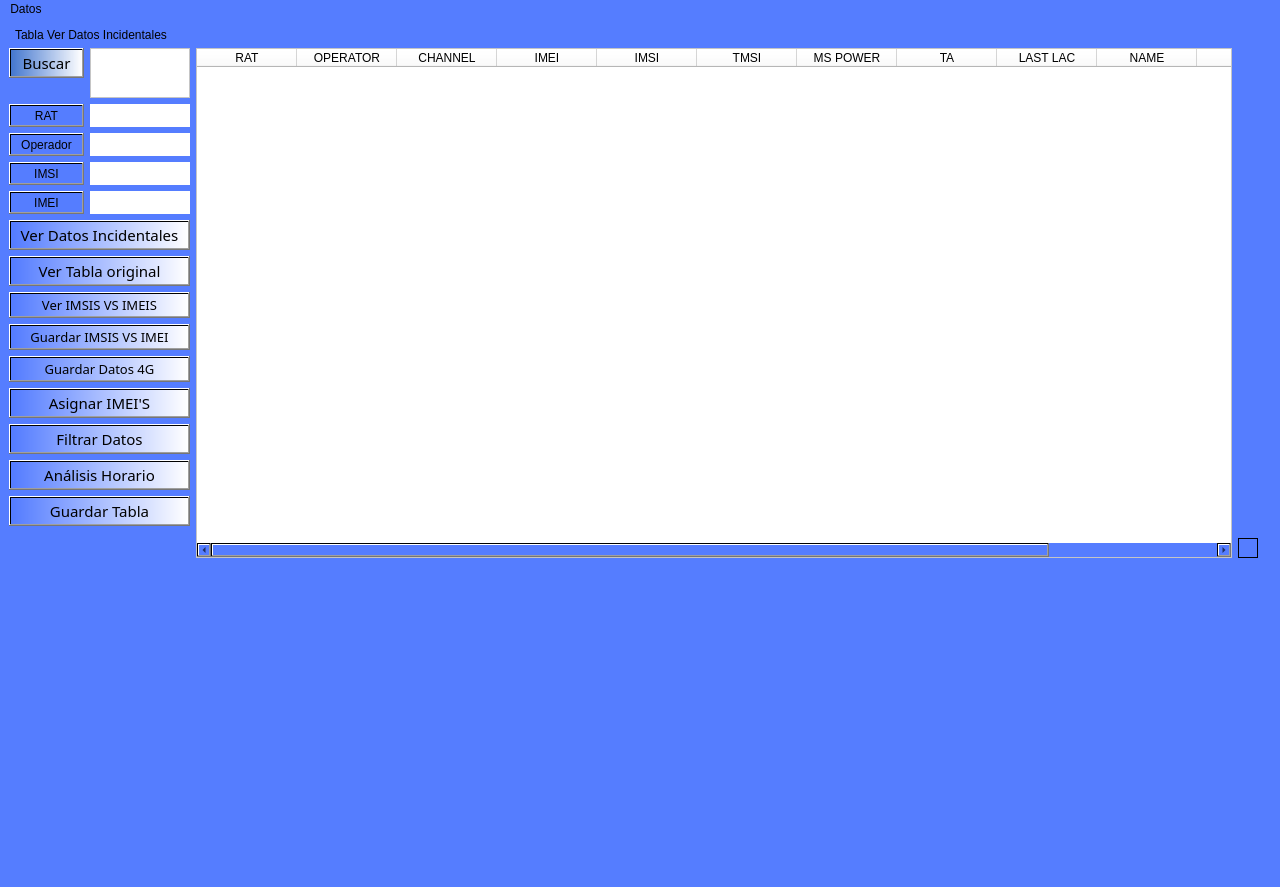
Old version of the form Interfaz/UI/VistaGeneralDatos.ui in the repository Dumaru/ExcelReports.
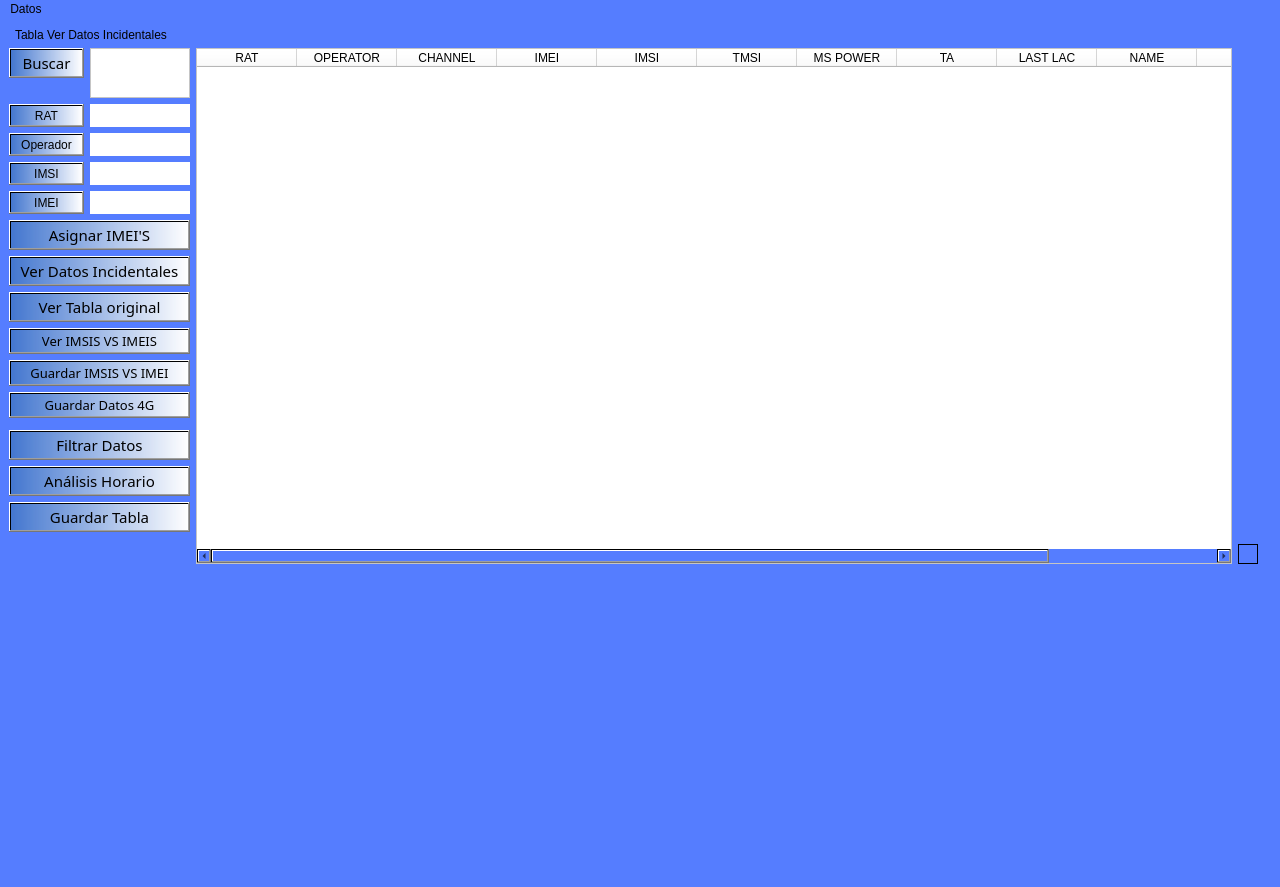
New version of the form. Icons and pictures are not drawn.

```diff
--- a/Interfaz/UI/VistaGeneralDatos.ui
+++ b/Interfaz/UI/VistaGeneralDatos.ui
@@ -26,34 +26,8 @@
    <layout class="QFormLayout" name="formLayout_2">
     <item row="2" column="0" colspan="2">
      <layout class="QGridLayout" name="gridLayout">
-      <item row="22" column="1">
-       <widget class="QPushButton" name="pushButtonAsignarIMEIS">
-        <property name="font">
-         <font>
-          <family>Corbel</family>
-          <pointsize>11</pointsize>
-         </font>
-        </property>
-        <property name="styleSheet">
-         <string notr="true">background-color: qlineargradient(spread:pad, x1:0, y1:0, x2:1, y2:0, stop:0.0149254 rgba(85, 125, 255, 255), stop:1 rgba(255, 255, 255, 255));</string>
-        </property>
-        <property name="text">
-         <string>Asignar IMEI'S</string>
-        </property>
-        <property name="icon">
-         <iconset>
-          <normaloff>../Recursos/icons8-ayuda-100.png</normaloff>../Recursos/icons8-ayuda-100.png</iconset>
-        </property>
-        <property name="iconSize">
-         <size>
-          <width>60</width>
-          <height>60</height>
-         </size>
-        </property>
-       </widget>
-      </item>
       <item row="21" column="1">
-       <widget class="QPushButton" name="pushButtonGuardarDatos4G">
+       <widget class="QPushButton" name="pushButtonGuardarImsisVSImei">
         <property name="font">
          <font>
           <family>Corbel</family>
@@ -61,10 +35,10 @@
          </font>
         </property>
         <property name="styleSheet">
-         <string notr="true">background-color: qlineargradient(spread:pad, x1:0, y1:0, x2:1, y2:0, stop:0.0149254 rgba(85, 125, 255, 255), stop:1 rgba(255, 255, 255, 255));</string>
+         <string notr="true">background-color: qlineargradient(spread:pad, x1:0, y1:0, x2:1, y2:0, stop:0 rgba(63, 117, 194, 200), stop:1 rgba(255, 255, 255, 255));</string>
         </property>
         <property name="text">
-         <string>Guardar Datos 4G</string>
+         <string>Guardar IMSIS VS IMEI</string>
         </property>
         <property name="icon">
          <iconset>
@@ -78,86 +52,66 @@
         </property>
        </widget>
       </item>
-      <item row="14" column="3" rowspan="14">
-       <widget class="QTableWidget" name="tableWidgetDatosExcel">
+      <item row="20" column="1">
+       <widget class="QPushButton" name="pushButtonVerImsisVSImeis">
+        <property name="font">
+         <font>
+          <family>Corbel</family>
+          <pointsize>10</pointsize>
+         </font>
+        </property>
         <property name="styleSheet">
-         <string notr="true">background-color: rgb(255, 255, 255);</string>
+         <string notr="true">background-color: qlineargradient(spread:pad, x1:0, y1:0, x2:1, y2:0, stop:0 rgba(63, 117, 194, 200), stop:1 rgba(255, 255, 255, 255));</string>
         </property>
-        <column>
-         <property name="text">
-          <string>RAT</string>
-         </property>
-        </column>
-        <column>
-         <property name="text">
-          <string>OPERATOR</string>
-         </property>
-        </column>
-        <column>
-         <property name="text">
-          <string>CHANNEL</string>
-         </property>
-        </column>
-        <column>
-         <property name="text">
-          <string>IMEI</string>
-         </property>
-        </column>
-        <column>
-         <property name="text">
-          <string>IMSI</string>
-         </property>
-        </column>
-        <column>
-         <property name="text">
-          <string>TMSI</string>
-         </property>
-        </column>
-        <column>
-         <property name="text">
-          <string>MS POWER</string>
-         </property>
-        </column>
-        <column>
-         <property name="text">
-          <string>TA</string>
-         </property>
-        </column>
-        <column>
-         <property name="text">
-          <string>LAST LAC</string>
-         </property>
-        </column>
-        <column>
-         <property name="text">
-          <string>NAME</string>
-         </property>
-        </column>
-        <column>
-         <property name="text">
-          <string>HITS</string>
-         </property>
-        </column>
-        <column>
-         <property name="text">
-          <string>DATA-TIME</string>
-         </property>
-        </column>
+        <property name="text">
+         <string>Ver IMSIS VS IMEIS</string>
+        </property>
+        <property name="icon">
+         <iconset>
+          <normaloff>icons8-big-data-150.png</normaloff>icons8-big-data-150.png</iconset>
+        </property>
+        <property name="iconSize">
+         <size>
+          <width>40</width>
+          <height>40</height>
+         </size>
+        </property>
        </widget>
       </item>
-      <item row="18" column="1">
-       <widget class="QPushButton" name="pushButtonVerTablaOriginal">
+      <item row="28" column="4">
+       <widget class="QFrame" name="frame">
         <property name="font">
          <font>
           <family>Corbel</family>
+          <pointsize>14</pointsize>
+         </font>
+        </property>
+        <property name="styleSheet">
+         <string notr="true">border-color: rgb(0, 0, 0);
+border-top-color: rgb(0, 0, 0);</string>
+        </property>
+        <property name="frameShape">
+         <enum>QFrame::StyledPanel</enum>
+        </property>
+        <property name="frameShadow">
+         <enum>QFrame::Raised</enum>
+        </property>
+        <layout class="QHBoxLayout" name="horizontalLayout_2"/>
+       </widget>
+      </item>
+      <item row="25" column="1">
+       <widget class="QPushButton" name="pushButtonAnalisisHorario">
+        <property name="font">
+         <font>
+          <family>Corbel</family>
           <pointsize>11</pointsize>
          </font>
         </property>
         <property name="styleSheet">
-         <string notr="true">background-color: qlineargradient(spread:pad, x1:0, y1:0, x2:1, y2:0, stop:0.0149254 rgba(85, 125, 255, 255), stop:1 rgba(255, 255, 255, 255));</string>
+         <string notr="true">background-color: qlineargradient(spread:pad, x1:0, y1:0, x2:1, y2:0, stop:0 rgba(63, 117, 194, 200), stop:1 rgba(255, 255, 255, 255));</string>
         </property>
         <property name="text">
-         <string>Ver Tabla original</string>
+         <string>Análisis Horario</string>
         </property>
         <property name="icon">
          <iconset>
@@ -165,16 +119,56 @@
         </property>
         <property name="iconSize">
          <size>
+          <width>60</width>
+          <height>60</height>
+         </size>
+        </property>
+       </widget>
+      </item>
+      <item row="24" column="1">
+       <widget class="QPushButton" name="pushButtonFiltrarDatos">
+        <property name="font">
+         <font>
+          <family>Corbel</family>
+          <pointsize>11</pointsize>
+         </font>
+        </property>
+        <property name="styleSheet">
+         <string notr="true">background-color: qlineargradient(spread:pad, x1:0, y1:0, x2:1, y2:0, stop:0 rgba(63, 117, 194, 200), stop:1 rgba(255, 255, 255, 255));</string>
+        </property>
+        <property name="text">
+         <string>Filtrar Datos</string>
+        </property>
+        <property name="icon">
+         <iconset>
+          <normaloff>../Recursos/icons8-ver-80.png</normaloff>../Recursos/icons8-ver-80.png</iconset>
+        </property>
+        <property name="iconSize">
+         <size>
           <width>40</width>
           <height>40</height>
          </size>
         </property>
        </widget>
       </item>
+      <item row="48" column="20">
+       <widget class="QLabel" name="label_5">
+        <property name="styleSheet">
+         <string notr="true">background-image: url(:/Imagenes/Logo.png);
+image: url(:/newPrefix/Logo.png);</string>
+        </property>
+        <property name="text">
+         <string/>
+        </property>
+       </widget>
+      </item>
       <item row="14" column="1" rowspan="3">
        <layout class="QFormLayout" name="formLayout">
         <item row="2" column="0">
          <widget class="QPushButton" name="pushButtonRATS">
+          <property name="styleSheet">
+           <string notr="true">background-color: qlineargradient(spread:pad, x1:0, y1:0, x2:1, y2:0, stop:0 rgba(63, 117, 194, 200), stop:1 rgba(255, 255, 255, 255));</string>
+          </property>
           <property name="text">
            <string>RAT</string>
           </property>
@@ -192,6 +186,9 @@
         </item>
         <item row="3" column="0">
          <widget class="QPushButton" name="pushButtonOperadores">
+          <property name="styleSheet">
+           <string notr="true">background-color: qlineargradient(spread:pad, x1:0, y1:0, x2:1, y2:0, stop:0 rgba(63, 117, 194, 200), stop:1 rgba(255, 255, 255, 255));</string>
+          </property>
           <property name="text">
            <string>Operador</string>
           </property>
@@ -199,6 +196,9 @@
         </item>
         <item row="4" column="0">
          <widget class="QPushButton" name="pushButton">
+          <property name="styleSheet">
+           <string notr="true">background-color: qlineargradient(spread:pad, x1:0, y1:0, x2:1, y2:0, stop:0 rgba(63, 117, 194, 200), stop:1 rgba(255, 255, 255, 255));</string>
+          </property>
           <property name="text">
            <string>IMSI</string>
           </property>
@@ -206,6 +206,9 @@
         </item>
         <item row="5" column="0">
          <widget class="QPushButton" name="pushButton_2">
+          <property name="styleSheet">
+           <string notr="true">background-color: qlineargradient(spread:pad, x1:0, y1:0, x2:1, y2:0, stop:0 rgba(63, 117, 194, 200), stop:1 rgba(255, 255, 255, 255));</string>
+          </property>
           <property name="text">
            <string>IMEI</string>
           </property>
@@ -298,33 +301,7 @@
         </item>
        </layout>
       </item>
-      <item row="23" column="1">
-       <widget class="QPushButton" name="pushButtonFiltrarDatos">
-        <property name="font">
-         <font>
-          <family>Corbel</family>
-          <pointsize>11</pointsize>
-         </font>
-        </property>
-        <property name="styleSheet">
-         <string notr="true">background-color: qlineargradient(spread:pad, x1:0, y1:0, x2:1, y2:0, stop:0.0149254 rgba(85, 125, 255, 255), stop:1 rgba(255, 255, 255, 255));</string>
-        </property>
-        <property name="text">
-         <string>Filtrar Datos</string>
-        </property>
-        <property name="icon">
-         <iconset>
-          <normaloff>../Recursos/icons8-ver-80.png</normaloff>../Recursos/icons8-ver-80.png</iconset>
-        </property>
-        <property name="iconSize">
-         <size>
-          <width>40</width>
-          <height>40</height>
-         </size>
-        </property>
-       </widget>
-      </item>
-      <item row="17" column="1">
+      <item row="18" column="1">
        <widget class="QPushButton" name="pushButtonVerDatosIncidentales">
         <property name="font">
          <font>
@@ -333,7 +310,7 @@
          </font>
         </property>
         <property name="styleSheet">
-         <string notr="true">background-color: qlineargradient(spread:pad, x1:0, y1:0, x2:1, y2:0, stop:0.0149254 rgba(85, 125, 255, 255), stop:1 rgba(255, 255, 255, 255));</string>
+         <string notr="true">background-color: qlineargradient(spread:pad, x1:0, y1:0, x2:1, y2:0, stop:0 rgba(63, 117, 194, 200), stop:1 rgba(255, 255, 255, 255));</string>
         </property>
         <property name="text">
          <string>Ver Datos Incidentales</string>
@@ -350,34 +327,8 @@
         </property>
        </widget>
       </item>
-      <item row="24" column="1">
-       <widget class="QPushButton" name="pushButtonAnalisisHorario">
-        <property name="font">
-         <font>
-          <family>Corbel</family>
-          <pointsize>11</pointsize>
-         </font>
-        </property>
-        <property name="styleSheet">
-         <string notr="true">background-color: qlineargradient(spread:pad, x1:0, y1:0, x2:1, y2:0, stop:0.0149254 rgba(85, 125, 255, 255), stop:1 rgba(255, 255, 255, 255));</string>
-        </property>
-        <property name="text">
-         <string>Análisis Horario</string>
-        </property>
-        <property name="icon">
-         <iconset>
-          <normaloff>../Recursos/icons8-tiempo-400.png</normaloff>../Recursos/icons8-tiempo-400.png</iconset>
-        </property>
-        <property name="iconSize">
-         <size>
-          <width>60</width>
-          <height>60</height>
-         </size>
-        </property>
-       </widget>
-      </item>
-      <item row="20" column="1">
-       <widget class="QPushButton" name="pushButtonGuardarImsisVSImei">
+      <item row="22" column="1">
+       <widget class="QPushButton" name="pushButtonGuardarDatos4G">
         <property name="font">
          <font>
           <family>Corbel</family>
@@ -385,10 +336,10 @@
          </font>
         </property>
         <property name="styleSheet">
-         <string notr="true">background-color: qlineargradient(spread:pad, x1:0, y1:0, x2:1, y2:0, stop:0.0149254 rgba(85, 125, 255, 255), stop:1 rgba(255, 255, 255, 255));</string>
+         <string notr="true">background-color: qlineargradient(spread:pad, x1:0, y1:0, x2:1, y2:0, stop:0 rgba(63, 117, 194, 200), stop:1 rgba(255, 255, 255, 255));</string>
         </property>
         <property name="text">
-         <string>Guardar IMSIS VS IMEI</string>
+         <string>Guardar Datos 4G</string>
         </property>
         <property name="icon">
          <iconset>
@@ -402,51 +353,19 @@
         </property>
        </widget>
       </item>
-      <item row="47" column="20">
-       <widget class="QLabel" name="label_5">
-        <property name="styleSheet">
-         <string notr="true">background-image: url(:/Imagenes/Logo.png);
-image: url(:/newPrefix/Logo.png);</string>
-        </property>
-        <property name="text">
-         <string/>
-        </property>
-       </widget>
-      </item>
-      <item row="27" column="4">
-       <widget class="QFrame" name="frame">
-        <property name="font">
-         <font>
-          <family>Corbel</family>
-          <pointsize>14</pointsize>
-         </font>
-        </property>
-        <property name="styleSheet">
-         <string notr="true">border-color: rgb(0, 0, 0);
-border-top-color: rgb(0, 0, 0);</string>
-        </property>
-        <property name="frameShape">
-         <enum>QFrame::StyledPanel</enum>
-        </property>
-        <property name="frameShadow">
-         <enum>QFrame::Raised</enum>
-        </property>
-        <layout class="QHBoxLayout" name="horizontalLayout_2"/>
-       </widget>
-      </item>
       <item row="19" column="1">
-       <widget class="QPushButton" name="pushButtonVerImsisVSImeis">
+       <widget class="QPushButton" name="pushButtonVerTablaOriginal">
         <property name="font">
          <font>
           <family>Corbel</family>
-          <pointsize>10</pointsize>
+          <pointsize>11</pointsize>
          </font>
         </property>
         <property name="styleSheet">
-         <string notr="true">background-color: qlineargradient(spread:pad, x1:0, y1:0, x2:1, y2:0, stop:0.0149254 rgba(85, 125, 255, 255), stop:1 rgba(255, 255, 255, 255));</string>
+         <string notr="true">background-color: qlineargradient(spread:pad, x1:0, y1:0, x2:1, y2:0, stop:0 rgba(63, 117, 194, 200), stop:1 rgba(255, 255, 255, 255));</string>
         </property>
         <property name="text">
-         <string>Ver IMSIS VS IMEIS</string>
+         <string>Ver Tabla original</string>
         </property>
         <property name="icon">
          <iconset>
@@ -460,7 +379,7 @@
         </property>
        </widget>
       </item>
-      <item row="25" column="1">
+      <item row="26" column="1">
        <widget class="QPushButton" name="pushButtonGuardarDatos">
         <property name="font">
          <font>
@@ -469,7 +388,7 @@
          </font>
         </property>
         <property name="styleSheet">
-         <string notr="true">background-color: qlineargradient(spread:pad, x1:0, y1:0, x2:1, y2:0, stop:0.0149254 rgba(85, 125, 255, 255), stop:1 rgba(255, 255, 255, 255));</string>
+         <string notr="true">background-color: qlineargradient(spread:pad, x1:0, y1:0, x2:1, y2:0, stop:0 rgba(63, 117, 194, 200), stop:1 rgba(255, 255, 255, 255));</string>
         </property>
         <property name="text">
          <string>Guardar Tabla</string>
@@ -486,6 +405,99 @@
         </property>
        </widget>
       </item>
+      <item row="14" column="3" rowspan="15">
+       <widget class="QTableWidget" name="tableWidgetDatosExcel">
+        <property name="styleSheet">
+         <string notr="true">background-color: rgb(255, 255, 255);</string>
+        </property>
+        <column>
+         <property name="text">
+          <string>RAT</string>
+         </property>
+        </column>
+        <column>
+         <property name="text">
+          <string>OPERATOR</string>
+         </property>
+        </column>
+        <column>
+         <property name="text">
+          <string>CHANNEL</string>
+         </property>
+        </column>
+        <column>
+         <property name="text">
+          <string>IMEI</string>
+         </property>
+        </column>
+        <column>
+         <property name="text">
+          <string>IMSI</string>
+         </property>
+        </column>
+        <column>
+         <property name="text">
+          <string>TMSI</string>
+         </property>
+        </column>
+        <column>
+         <property name="text">
+          <string>MS POWER</string>
+         </property>
+        </column>
+        <column>
+         <property name="text">
+          <string>TA</string>
+         </property>
+        </column>
+        <column>
+         <property name="text">
+          <string>LAST LAC</string>
+         </property>
+        </column>
+        <column>
+         <property name="text">
+          <string>NAME</string>
+         </property>
+        </column>
+        <column>
+         <property name="text">
+          <string>HITS</string>
+         </property>
+        </column>
+        <column>
+         <property name="text">
+          <string>DATA-TIME</string>
+         </property>
+        </column>
+       </widget>
+      </item>
+      <item row="17" column="1">
+       <widget class="QPushButton" name="pushButtonAsignarIMEIS">
+        <property name="font">
+         <font>
+          <family>Corbel</family>
+          <pointsize>11</pointsize>
+         </font>
+        </property>
+        <property name="styleSheet">
+         <string notr="true">background-color: qlineargradient(spread:pad, x1:0, y1:0, x2:1, y2:0, stop:0 rgba(63, 117, 194, 200), stop:1 rgba(255, 255, 255, 255));</string>
+        </property>
+        <property name="text">
+         <string>Asignar IMEI'S</string>
+        </property>
+        <property name="icon">
+         <iconset>
+          <normaloff>../Recursos/icons8-ayuda-100.png</normaloff>../Recursos/icons8-ayuda-100.png</iconset>
+        </property>
+        <property name="iconSize">
+         <size>
+          <width>60</width>
+          <height>60</height>
+         </size>
+        </property>
+       </widget>
+      </item>
      </layout>
     </item>
     <item row="1" column="1">
```
Left out of the diff: 4 changed lines with no effect on the pictures.
